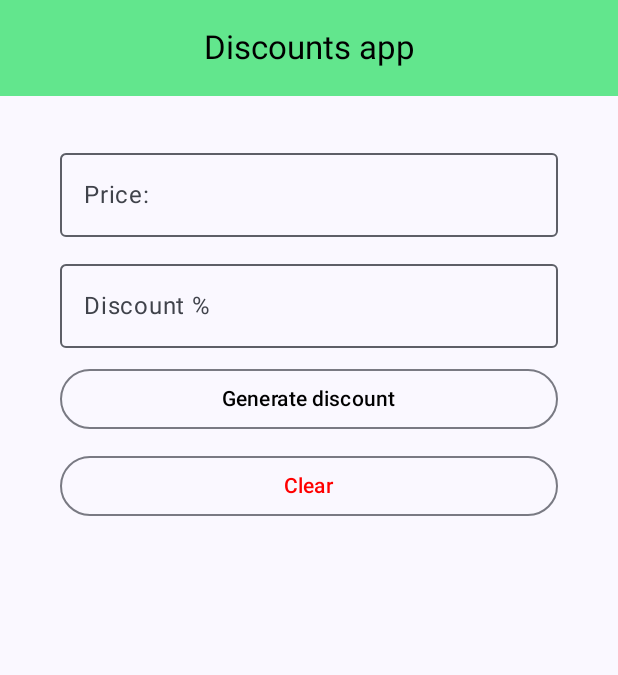
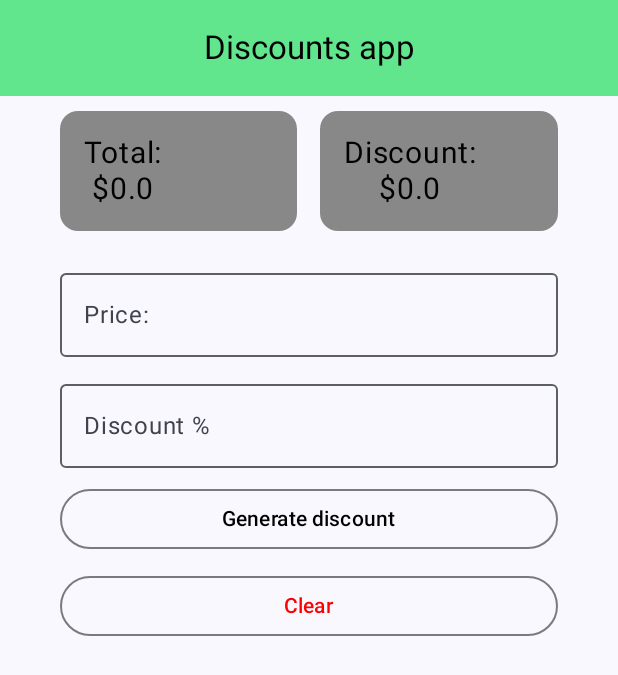
Before and after one commit to jamirou/DiscountsApp, an Android app built with Jetpack Compose: the screen it shows after launch (MainActivity), on a phone screen of 412 x 824 dp. Shown: the top 675 px of the screen. Run offline under Robolectric (Android 15) with nearby library versions, the light colour scheme and no system bars.

Commit message:
added cards for total and discount.

```diff
--- a/app/src/main/java/com/jamirodev/discountsapp/components/BodyComponents.kt
+++ b/app/src/main/java/com/jamirodev/discountsapp/components/BodyComponents.kt
@@ -4,6 +4,7 @@ import androidx.compose.foundation.layout.Spacer
 import androidx.compose.foundation.layout.fillMaxWidth
 import androidx.compose.foundation.layout.height
 import androidx.compose.foundation.layout.padding
+import androidx.compose.foundation.layout.width
 import androidx.compose.foundation.text.KeyboardOptions
 import androidx.compose.material3.ButtonDefaults
 import androidx.compose.material3.ExperimentalMaterial3Api
@@ -24,8 +25,8 @@ fun SpaceH(size: Dp = 10.dp) {
 }
 
 @Composable
-fun SpaceW(size: Dp = 5.dp) {
-    Spacer(modifier = Modifier.height(size))
+fun SpaceW(size: Dp =5.dp) {
+    Spacer(modifier = Modifier.width(size))
 }
 
 @OptIn(ExperimentalMaterial3Api::class)
--- a/app/src/main/java/com/jamirodev/discountsapp/components/CardComponent.kt
+++ b/app/src/main/java/com/jamirodev/discountsapp/components/CardComponent.kt
@@ -1,4 +1,59 @@
 package com.jamirodev.discountsapp.components
 
-class CardComponent {
+import androidx.compose.foundation.layout.Arrangement
+import androidx.compose.foundation.layout.Column
+import androidx.compose.foundation.layout.Row
+import androidx.compose.foundation.layout.fillMaxWidth
+import androidx.compose.foundation.layout.padding
+import androidx.compose.material3.Card
+import androidx.compose.material3.CardDefaults
+import androidx.compose.material3.Text
+import androidx.compose.runtime.Composable
+import androidx.compose.ui.Alignment
+import androidx.compose.ui.Modifier
+import androidx.compose.ui.graphics.Color
+import androidx.compose.ui.unit.dp
+import androidx.compose.ui.unit.sp
+
+
+@Composable
+fun Cards(title1: String, number1: Double, title2: String, number2: Double) {
+    Row(
+        modifier = Modifier.fillMaxWidth(),
+        horizontalArrangement = Arrangement.SpaceEvenly
+    ) {
+        MainCard(
+            title = title1, number = number1,
+            modifier = Modifier
+                .padding(start = 30.dp)
+                .weight(1f)
+        )
+        SpaceW(15.dp)
+        MainCard(
+            title = title2, number = number2,
+            modifier = Modifier
+                .padding(end = 30.dp)
+                .weight(1f)
+        )
+
+    }
 }
+
+@Composable
+fun MainCard(title: String, number: Double, modifier: Modifier = Modifier) {
+    Card(
+        modifier = modifier,
+        colors = CardDefaults.cardColors(
+            containerColor = Color.Gray
+        )
+    ) {
+        Column(
+            verticalArrangement = Arrangement.Center,
+            horizontalAlignment = Alignment.CenterHorizontally,
+            modifier = Modifier.padding(16.dp)
+        ) {
+            Text(text = title, color = Color.Black, fontSize = 20.sp)
+            Text(text = "$$number", color = Color.Black, fontSize = 20.sp)
+        }
+    }
+}
--- a/app/src/main/java/com/jamirodev/discountsapp/ui/theme/Theme.kt
+++ b/app/src/main/java/com/jamirodev/discountsapp/ui/theme/Theme.kt
@@ -22,7 +22,7 @@ private val DarkColorScheme = darkColorScheme(
 )
 
 private val LightColorScheme = lightColorScheme(
-    primary = Primary,
+    primary = Purple40,
     secondary = PurpleGrey40,
     tertiary = Pink40
 
--- a/app/src/main/java/com/jamirodev/discountsapp/views/HomeView.kt
+++ b/app/src/main/java/com/jamirodev/discountsapp/views/HomeView.kt
@@ -20,6 +20,7 @@ import androidx.compose.ui.Alignment
 import androidx.compose.ui.Modifier
 import androidx.compose.ui.graphics.Color
 import androidx.compose.ui.unit.dp
+import com.jamirodev.discountsapp.components.Cards
 import com.jamirodev.discountsapp.components.MainButton
 import com.jamirodev.discountsapp.components.MainTextField
 import com.jamirodev.discountsapp.components.SpaceH
@@ -52,6 +53,15 @@ fun ContentHomeView(paddingValues: PaddingValues) {
     ) {
         var price by remember { mutableStateOf("") }
         var discount by remember { mutableStateOf("") }
+        var priceDiscount by remember { mutableStateOf("0.0") }
+        var totalDiscount by remember { mutableStateOf("0.0") }
+
+        Cards(
+            title1 = "Total:",
+            number1 = totalDiscount.toDouble(),
+            title2 = "Discount:",
+            number2 = priceDiscount.toDouble())
+
         SpaceH(20.dp)
         MainTextField(value = price, onValueChange = { price = it }, label = "Price:")
         SpaceH()
```
